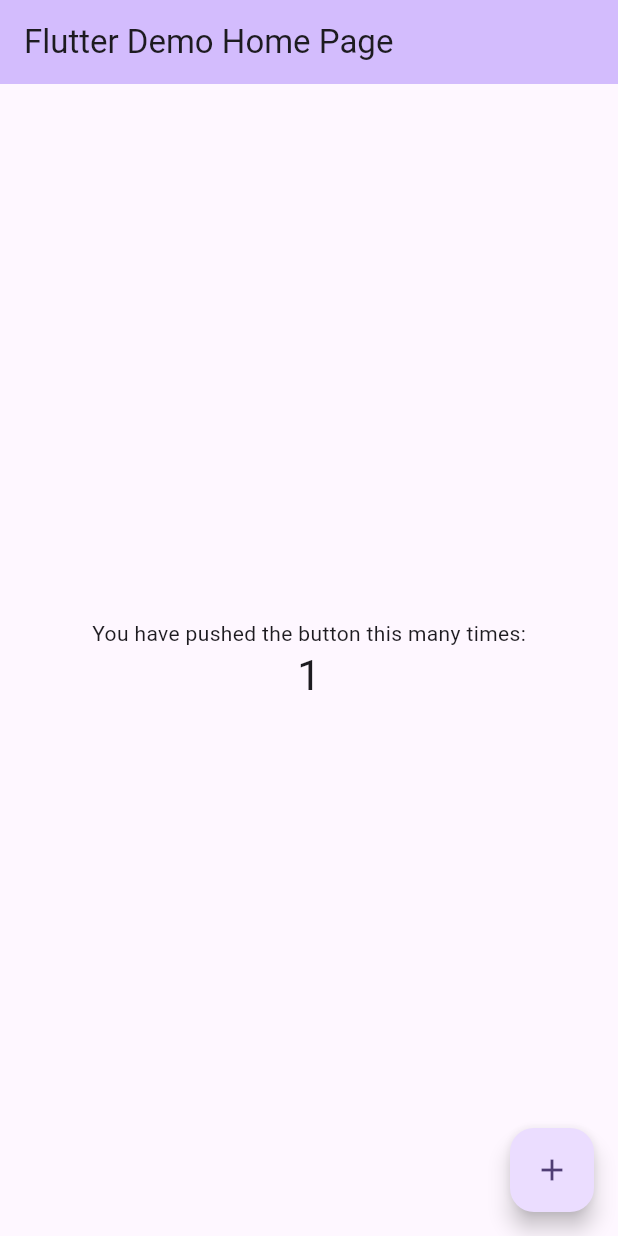
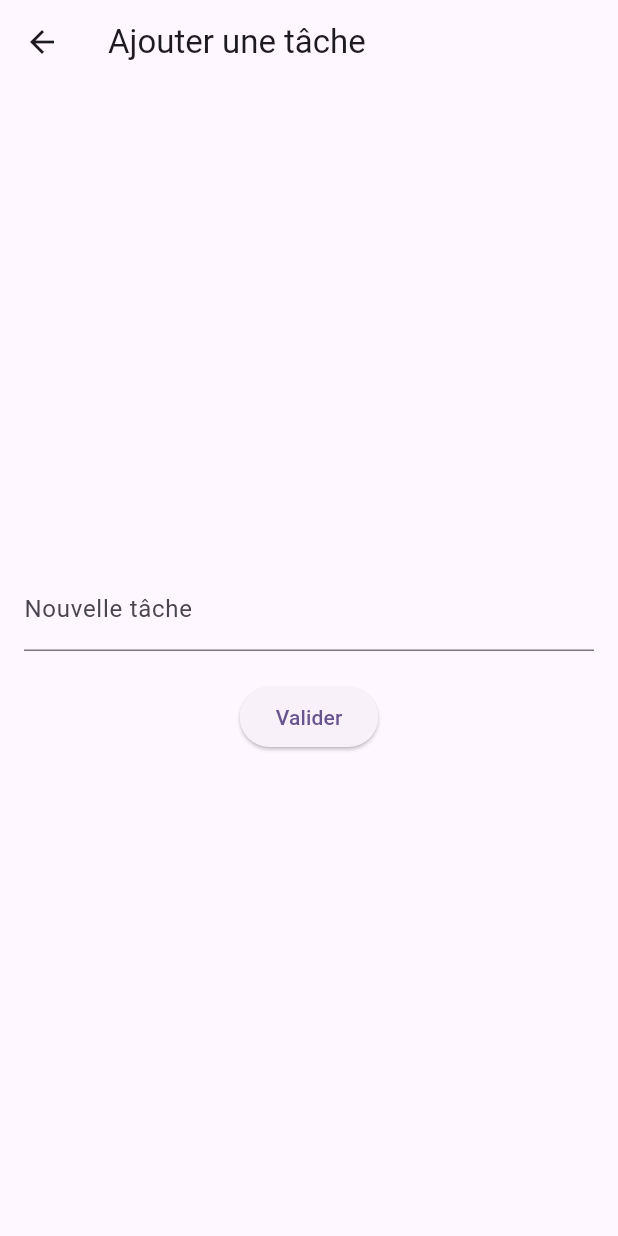
Before and after one commit to hippot02/todo_app_sqlite_freezed, a Flutter app: the screen it shows after launch, after a tap on the "add" icon, on a phone screen of 412 x 824 dp. Run offline on Flutter 3.47's test engine with Material 2 defaults, Android fonts, the phone set to English and light mode, and no system bars; our stand-ins replace freezed_annotation, sqflite; accounts and stored records are empty.

Commit message:
Modification bdd fonctionnelle, ajout de tache et validation

```diff
--- a/lib/main.dart
+++ b/lib/main.dart
@@ -1,4 +1,7 @@
 import 'package:flutter/material.dart';
+import 'package:todo_app_sqlite_freezed/models/todo_model.dart';
+import 'package:todo_app_sqlite_freezed/pages/add_task.dart';
+import 'database.dart';
 
 void main() {
   runApp(const MyApp());
@@ -13,21 +16,6 @@ class MyApp extends StatelessWidget {
     return MaterialApp(
       title: 'Flutter Demo',
       theme: ThemeData(
-        // This is the theme of your application.
-        //
-        // TRY THIS: Try running your application with "flutter run". You'll see
-        // the application has a blue toolbar. Then, without quitting the app,
-        // try changing the seedColor in the colorScheme below to Colors.green
-        // and then invoke "hot reload" (save your changes or press the "hot
-        // reload" button in a Flutter-supported IDE, or press "r" if you used
-        // the command line to start the app).
-        //
-        // Notice that the counter didn't reset back to zero; the application
-        // state is not lost during the reload. To reset the state, use hot
-        // restart instead.
-        //
-        // This works for code too, not just values: Most code changes can be
-        // tested with just a hot reload.
         colorScheme: ColorScheme.fromSeed(seedColor: Colors.deepPurple),
         useMaterial3: true,
       ),
@@ -39,15 +27,6 @@ class MyApp extends StatelessWidget {
 class MyHomePage extends StatefulWidget {
   const MyHomePage({super.key, required this.title});
 
-  // This widget is the home page of your application. It is stateful, meaning
-  // that it has a State object (defined below) that contains fields that affect
-  // how it looks.
-
-  // This class is the configuration for the state. It holds the values (in this
-  // case the title) provided by the parent (in this case the App widget) and
-  // used by the build method of the State. Fields in a Widget subclass are
-  // always marked "final".
-
   final String title;
 
   @override
@@ -55,71 +34,80 @@ class MyHomePage extends StatefulWidget {
 }
 
 class _MyHomePageState extends State<MyHomePage> {
-  int _counter = 0;
+  // Initialisez _data avec une liste vide au départ
+  late Future<List<Todo>> _data = DatabaseHelper.instance.getAllTodos();
 
-  void _incrementCounter() {
-    setState(() {
-      // This call to setState tells the Flutter framework that something has
-      // changed in this State, which causes it to rerun the build method below
-      // so that the display can reflect the updated values. If we changed
-      // _counter without calling setState(), then the build method would not be
-      // called again, and so nothing would appear to happen.
-      _counter++;
-    });
+  @override
+  void initState() {
+    super.initState();
   }
 
   @override
   Widget build(BuildContext context) {
-    // This method is rerun every time setState is called, for instance as done
-    // by the _incrementCounter method above.
-    //
-    // The Flutter framework has been optimized to make rerunning build methods
-    // fast, so that you can just rebuild anything that needs updating rather
-    // than having to individually change instances of widgets.
     return Scaffold(
       appBar: AppBar(
-        // TRY THIS: Try changing the color here to a specific color (to
-        // Colors.amber, perhaps?) and trigger a hot reload to see the AppBar
-        // change color while the other colors stay the same.
         backgroundColor: Theme.of(context).colorScheme.inversePrimary,
-        // Here we take the value from the MyHomePage object that was created by
-        // the App.build method, and use it to set our appbar title.
         title: Text(widget.title),
       ),
       body: Center(
-        // Center is a layout widget. It takes a single child and positions it
-        // in the middle of the parent.
-        child: Column(
-          // Column is also a layout widget. It takes a list of children and
-          // arranges them vertically. By default, it sizes itself to fit its
-          // children horizontally, and tries to be as tall as its parent.
-          //
-          // Column has various properties to control how it sizes itself and
-          // how it positions its children. Here we use mainAxisAlignment to
-          // center the children vertically; the main axis here is the vertical
-          // axis because Columns are vertical (the cross axis would be
-          // horizontal).
-          //
-          // TRY THIS: Invoke "debug painting" (choose the "Toggle Debug Paint"
-          // action in the IDE, or press "p" in the console), to see the
-          // wireframe for each widget.
-          mainAxisAlignment: MainAxisAlignment.center,
-          children: <Widget>[
-            const Text(
-              'You have pushed the button this many times:',
-            ),
-            Text(
-              '$_counter',
-              style: Theme.of(context).textTheme.headlineMedium,
-            ),
-          ],
+        child: FutureBuilder(
+          future: _data,
+          builder: (context, snapshot) {
+            if (snapshot.connectionState == ConnectionState.done) {
+              if (snapshot.hasData && snapshot.data!.isNotEmpty) {
+                return ListView.builder(
+                  itemCount: snapshot.data?.length,
+                  itemBuilder: (context, index) {
+                    final task = snapshot.data![index];
+                    final isCompleted = task.isCompleted;
+                    return ListTile(
+                      title: Text(
+                        task.task,
+                        style: TextStyle(
+                          color: isCompleted ? Colors.green : Colors.black,
+                          decoration: isCompleted
+                              ? TextDecoration.lineThrough
+                              : TextDecoration.none,
+                        ),
+                      ),
+                      onTap: () async {
+                        final updatedTask =
+                            task.copyWith(isCompleted: !isCompleted);
+                        await DatabaseHelper.instance.update(updatedTask);
+                        setState(() {
+                          _data = DatabaseHelper.instance.getAllTodos();
+                        });
+                      },
+                    );
+                  },
+                );
+              } else {
+                return const Text('Aucune tâche trouvée.');
+              }
+            } else if (snapshot.hasError) {
+              return Text('Erreur : ${snapshot.error}');
+            } else {
+              return const CircularProgressIndicator();
+            }
+          },
         ),
       ),
       floatingActionButton: FloatingActionButton(
-        onPressed: _incrementCounter,
-        tooltip: 'Increment',
-        child: const Icon(Icons.add),
-      ), // This trailing comma makes auto-formatting nicer for build methods.
+        onPressed: () async {
+          final newTask = await Navigator.push(
+            context,
+            MaterialPageRoute(
+              builder: (context) => AddTaskPage(),
+            ),
+          );
+          if (newTask != null) {
+            setState(() {
+              _data = DatabaseHelper.instance.getAllTodos();
+            });
+          }
+        },
+        child: Icon(Icons.add),
+      ),
     );
   }
 }
--- /dev/null
+++ b/lib/pages/add_task.dart
@@ -0,0 +1,48 @@
+import 'package:flutter/material.dart';
+import 'package:todo_app_sqlite_freezed/models/todo_model.dart';
+import 'package:todo_app_sqlite_freezed/database.dart';
+
+class AddTaskPage extends StatefulWidget {
+  @override
+  _AddTaskPageState createState() => _AddTaskPageState();
+}
+
+class _AddTaskPageState extends State<AddTaskPage> {
+  final TextEditingController taskController = TextEditingController();
+
+  @override
+  Widget build(BuildContext context) {
+    return Scaffold(
+      appBar: AppBar(
+        title: Text("Ajouter une tâche"),
+      ),
+      body: Padding(
+        padding: const EdgeInsets.all(16.0),
+        child: Column(
+          mainAxisAlignment: MainAxisAlignment.center,
+          children: [
+            TextField(
+              controller: taskController,
+              decoration: const InputDecoration(labelText: "Nouvelle tâche"),
+            ),
+            const SizedBox(height: 20.0),
+            ElevatedButton(
+              onPressed: () async {
+                String newTask = taskController.text;
+                if (newTask.isNotEmpty) {
+                  final todo = Todo(task: newTask, isCompleted: false);
+                  final result = await DatabaseHelper.instance.insert(todo);
+
+                  if (result > 0) {
+                    Navigator.of(context).pop(todo);
+                  }
+                }
+              },
+              child: const Text("Valider"),
+            ),
+          ],
+        ),
+      ),
+    );
+  }
+}
```
Also changed, not shown: lib/models/todo_model.g.dart.
